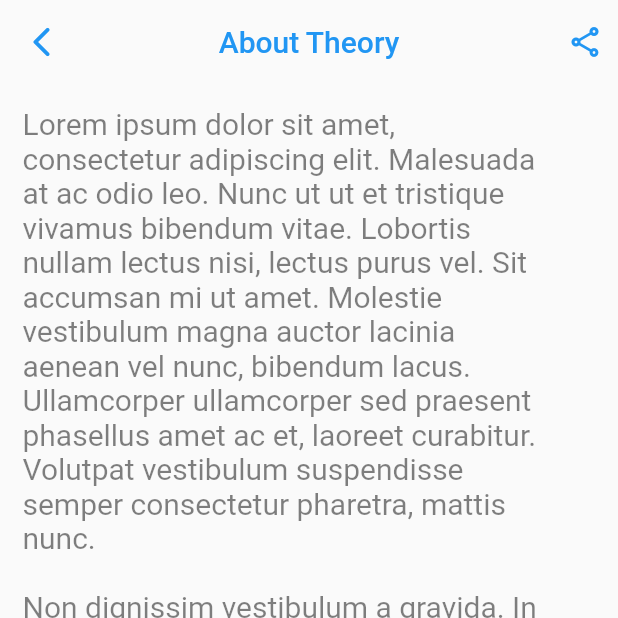
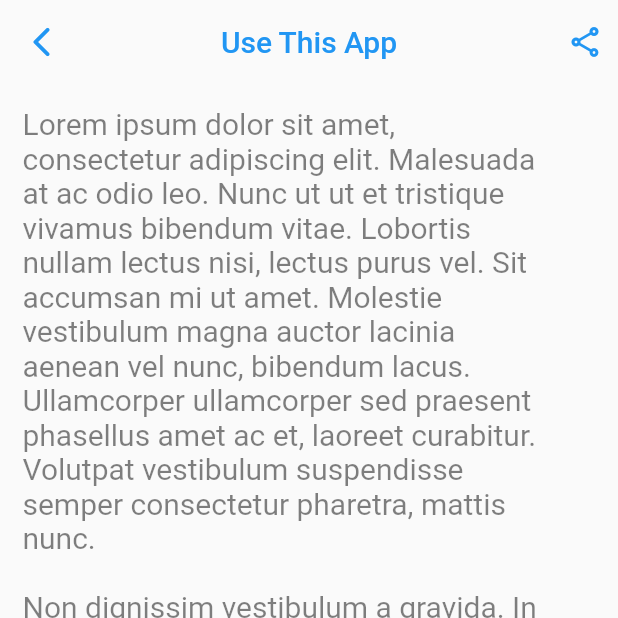
Before and after one commit to metaspook/theory_test, a Flutter app: the screen it shows after launch, after a tap on "How to use this app", on a phone screen of 412 x 824 dp, the top half of it. Run offline on Flutter 3.47's test engine with Material 2 defaults, Android fonts, the phone set to English and light mode, and no system bars.

Commit message:
add extra pages

```diff
--- /dev/null
+++ b/lib/pages/use_this_app.dart
@@ -0,0 +1,26 @@
+import 'package:flutter/material.dart';
+import 'package:theory_test/utils/constant.dart';
+import 'package:theory_test/widgets/custom_appbar.dart';
+import 'package:theory_test/widgets/custom_bottom_navigation_bar.dart';
+
+class UseThisApp extends StatelessWidget {
+  const UseThisApp({Key? key}) : super(key: key);
+
+  @override
+  Widget build(BuildContext context) {
+    return Scaffold(
+        bottomNavigationBar: CustomBottomNavigationBar(),
+        appBar: const CustomAppBar(title: 'Use This App'),
+        body: Padding(
+          padding: const EdgeInsets.all(15),
+          child: SelectableText(
+            Constant.loremText,
+            // textAlign: TextAlign.center,
+            style: Theme.of(context).textTheme.headline6!.copyWith(
+                  fontWeight: FontWeight.normal,
+                  color: Colors.black.withOpacity(0.50),
+                ),
+          ),
+        ));
+  }
+}
--- a/lib/utils/constant.dart
+++ b/lib/utils/constant.dart
@@ -1,10 +1,17 @@
 import 'package:theory_test/pages/about_theory.dart';
+import 'package:theory_test/pages/dvsa_products.dart';
+import 'package:theory_test/pages/highway_code.dart';
+import 'package:theory_test/pages/share_this_app.dart';
+import 'package:theory_test/pages/tell_us.dart';
+import 'package:theory_test/pages/test_center.dart';
+import 'package:theory_test/pages/use_this_app.dart';
+import 'package:theory_test/pages/useful_links.dart';
 
 class Constant {
   static const cardButtonElements = <Map<String, dynamic>>[
     {
       "title": "Find a driving test centre",
-      "page": AboutTheory(),
+      "page": TestCenter(),
     },
     {
       "title": "More about the theory test",
@@ -12,27 +19,27 @@ class Constant {
     },
     {
       "title": "The Official Highway Code",
-      "page": AboutTheory(),
+      "page": HighwayCode(),
     },
     {
       "title": "Useful links",
-      "page": AboutTheory(),
+      "page": UsefulLinks(),
     },
     {
       "title": "More DVSA products",
-      "page": AboutTheory(),
+      "page": DvsaProducts(),
     },
     {
       "title": "How to use this app",
-      "page": AboutTheory(),
+      "page": UseThisApp(),
     },
     {
       "title": "Share this app",
-      "page": AboutTheory(),
+      "page": ShareThisApp(),
     },
     {
       "title": "Tell us what you think",
-      "page": AboutTheory(),
+      "page": TellUs(),
     },
   ];
 
```
Also changed, not shown: lib/pages/dvsa_products.dart (added, +26 -0 lines), lib/pages/highway_code.dart (added, +26 -0 lines), lib/pages/share_this_app.dart (added, +26 -0 lines), lib/pages/tell_us.dart (added, +26 -0 lines), lib/pages/test_center.dart (added, +26 -0 lines), lib/pages/useful_links.dart (added, +26 -0 lines).
